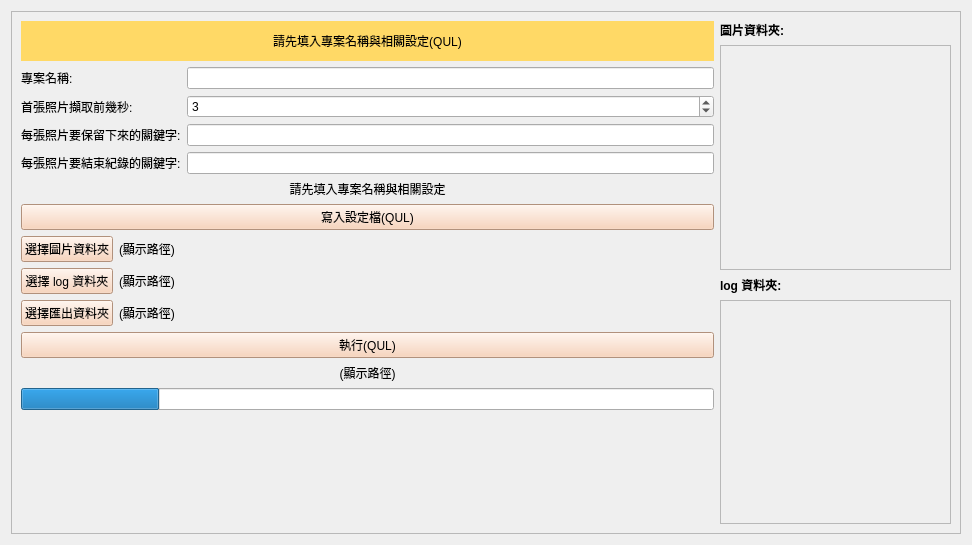
Old version of the form QUL/AF/UI.ui in the repository YuTing-Fang1999/FIH-tool.
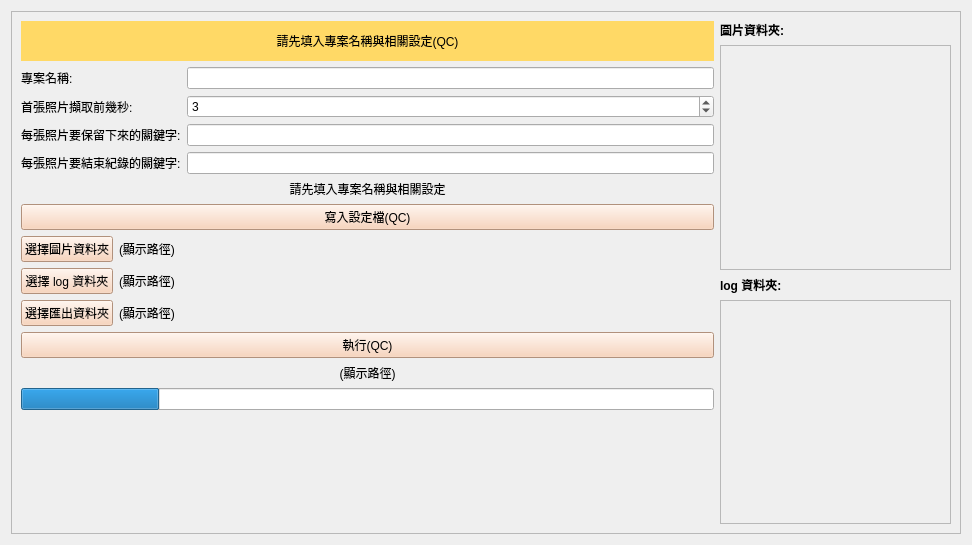
New version of the form.

```diff
--- a/QUL/AF/UI.ui
+++ b/QUL/AF/UI.ui
@@ -54,7 +54,7 @@
 color: black;</string>
            </property>
            <property name="text">
-            <string>請先填入專案名稱與相關設定(QUL)</string>
+            <string>請先填入專案名稱與相關設定(QC)</string>
            </property>
            <property name="scaledContents">
             <bool>false</bool>
@@ -153,7 +153,7 @@
 color: black;</string>
            </property>
            <property name="text">
-            <string>寫入設定檔(QUL)</string>
+            <string>寫入設定檔(QC)</string>
            </property>
           </widget>
          </item>
@@ -285,7 +285,7 @@
 color: black;</string>
            </property>
            <property name="text">
-            <string>執行(QUL)</string>
+            <string>執行(QC)</string>
            </property>
           </widget>
          </item>
```
